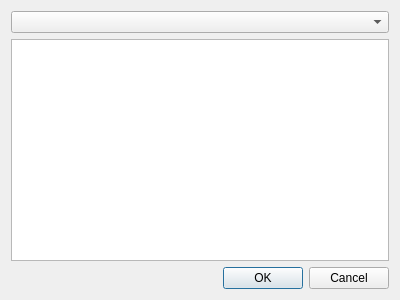
Before: the Qt Designer form src/gui/selectheadersdialog.ui in Redgrxve/PCA-Learning, drawn with Qt 5.
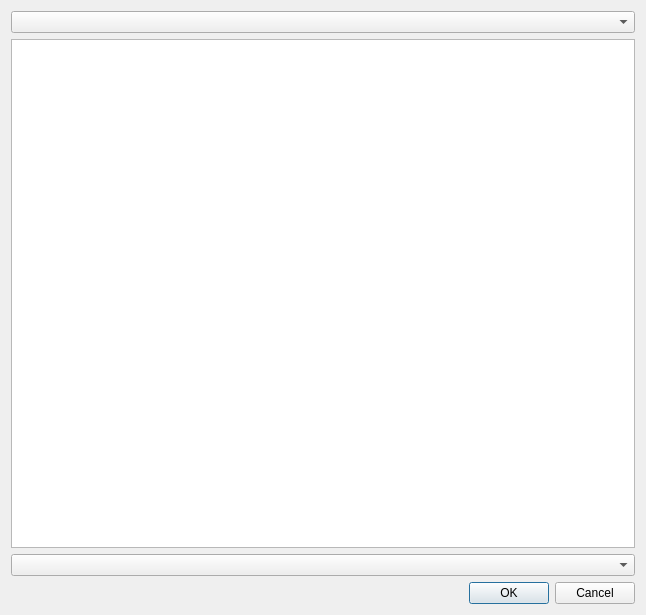
After: the same form once the commit is applied.

Diff of the .ui file:
```diff
--- a/src/gui/selectheadersdialog.ui
+++ b/src/gui/selectheadersdialog.ui
@@ -6,8 +6,8 @@
    <rect>
     <x>0</x>
     <y>0</y>
-    <width>400</width>
-    <height>300</height>
+    <width>646</width>
+    <height>615</height>
    </rect>
   </property>
   <property name="windowTitle">
@@ -17,11 +17,25 @@
    <item row="0" column="0">
     <layout class="QVBoxLayout" name="verticalLayout">
      <item>
-      <widget class="QComboBox" name="comboBox"/>
+      <widget class="QComboBox" name="comboBox">
+       <property name="placeholderText">
+        <string>Признаки</string>
+       </property>
+      </widget>
      </item>
      <item>
       <widget class="QListWidget" name="listWidget"/>
      </item>
+     <item>
+      <widget class="QComboBox" name="targetComboBox">
+       <property name="currentText">
+        <string/>
+       </property>
+       <property name="placeholderText">
+        <string>Целевая переменная</string>
+       </property>
+      </widget>
+     </item>
     </layout>
    </item>
    <item row="1" column="0">
```
